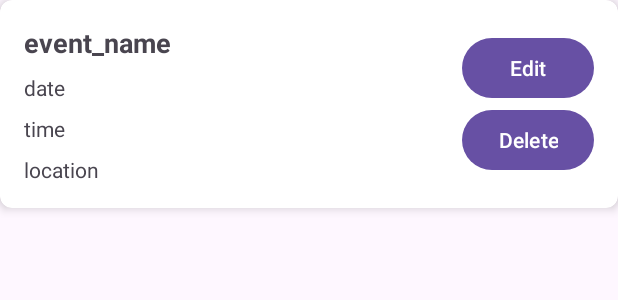
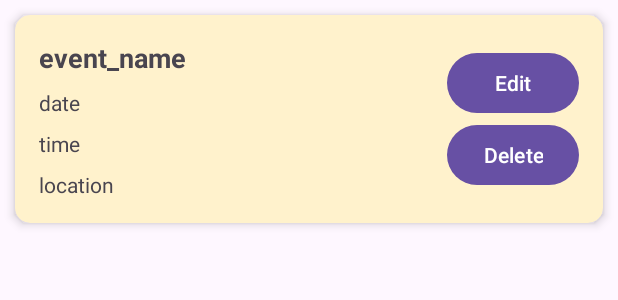
Before and after one commit to veerviren/Event-Managment-App, an Android app: the layout event_item_layout.xml on its own in the app's theme, with its tools: preview values and no code run, on a phone screen of 412 x 824 dp. Shown: the top 300 px of the screen. Run offline under Robolectric (Android 15) with nearby library versions, the phone set to English and light mode, and no system bars.

Commit message:
Update : Converted to cardView and add calender icon and clock icon

```diff
--- /dev/null
+++ b/app/src/main/res/drawable/baseline_access_time_24.xml
@@ -0,0 +1,6 @@
+<vector android:height="24dp" android:tint="#000000"
+    android:viewportHeight="24" android:viewportWidth="24"
+    android:width="24dp" xmlns:android="http://schemas.android.com/apk/res/android">
+    <path android:fillColor="@android:color/white" android:pathData="M11.99,2C6.47,2 2,6.48 2,12s4.47,10 9.99,10C17.52,22 22,17.52 22,12S17.52,2 11.99,2zM12,20c-4.42,0 -8,-3.58 -8,-8s3.58,-8 8,-8 8,3.58 8,8 -3.58,8 -8,8z"/>
+    <path android:fillColor="@android:color/white" android:pathData="M12.5,7H11v6l5.25,3.15 0.75,-1.23 -4.5,-2.67z"/>
+</vector>
--- /dev/null
+++ b/app/src/main/res/drawable/baseline_calendar_month_24.xml
@@ -0,0 +1,5 @@
+<vector android:height="24dp" android:tint="#000000"
+    android:viewportHeight="24" android:viewportWidth="24"
+    android:width="24dp" xmlns:android="http://schemas.android.com/apk/res/android">
+    <path android:fillColor="@android:color/white" android:pathData="M19,4h-1V2h-2v2H8V2H6v2H5C3.89,4 3.01,4.9 3.01,6L3,20c0,1.1 0.89,2 2,2h14c1.1,0 2,-0.9 2,-2V6C21,4.9 20.1,4 19,4zM19,20H5V10h14V20zM9,14H7v-2h2V14zM13,14h-2v-2h2V14zM17,14h-2v-2h2V14zM9,18H7v-2h2V18zM13,18h-2v-2h2V18zM17,18h-2v-2h2V18z"/>
+</vector>
--- a/app/src/main/res/layout/event_item_layout.xml
+++ b/app/src/main/res/layout/event_item_layout.xml
@@ -3,8 +3,10 @@
     xmlns:android="http://schemas.android.com/apk/res/android"
     xmlns:app="http://schemas.android.com/apk/res-auto"
     android:layout_width="match_parent"
+    android:layout_margin="10dp"
+    android:backgroundTint="@color/cream"
     android:layout_height="wrap_content"
-    app:cardCornerRadius="8dp"
+    app:cardCornerRadius="10dp"
     app:cardElevation="4dp">
 
     <LinearLayout
--- a/app/src/main/res/values/colors.xml
+++ b/app/src/main/res/values/colors.xml
@@ -2,4 +2,5 @@
 <resources>
     <color name="black">#FF000000</color>
     <color name="white">#FFFFFFFF</color>
+    <color name="cream">#FFF2CC</color>
 </resources>
```
